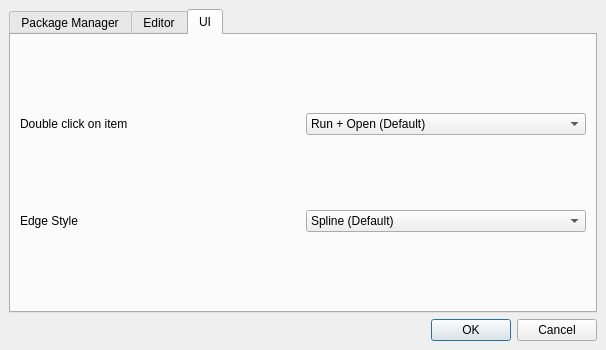
Qt form src/visualea/resources/preferences.ui (openalea/visualea) before a commit.
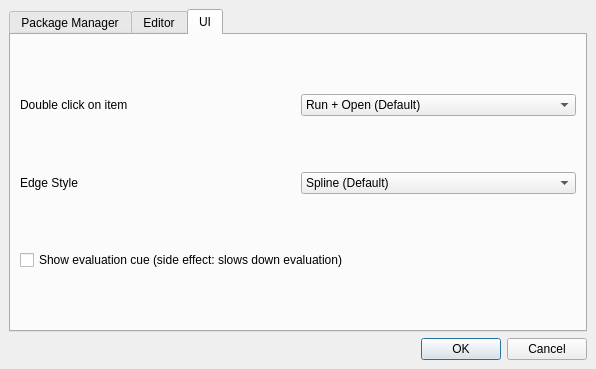
The same form after that commit. The open tabs and pages were chosen to show the change.

The edit to the form file:
```diff
--- a/src/visualea/resources/preferences.ui
+++ b/src/visualea/resources/preferences.ui
@@ -6,8 +6,8 @@
    <rect>
     <x>0</x>
     <y>0</y>
-    <width>606</width>
-    <height>350</height>
+    <width>596</width>
+    <height>369</height>
    </rect>
   </property>
   <property name="windowTitle">
@@ -32,6 +32,12 @@
    </item>
    <item row="0" column="0">
     <widget class="QTabWidget" name="tabWidget">
+     <property name="sizePolicy">
+      <sizepolicy hsizetype="Expanding" vsizetype="Expanding">
+       <horstretch>0</horstretch>
+       <verstretch>0</verstretch>
+      </sizepolicy>
+     </property>
      <property name="currentIndex">
       <number>1</number>
      </property>
@@ -108,10 +114,19 @@
       </layout>
      </widget>
      <widget class="QWidget" name="tab_3">
+      <property name="sizePolicy">
+       <sizepolicy hsizetype="Preferred" vsizetype="Preferred">
+        <horstretch>0</horstretch>
+        <verstretch>0</verstretch>
+       </sizepolicy>
+      </property>
       <attribute name="title">
        <string>UI</string>
       </attribute>
       <layout class="QGridLayout">
+       <property name="sizeConstraint">
+        <enum>QLayout::SetDefaultConstraint</enum>
+       </property>
        <property name="margin">
         <number>9</number>
        </property>
@@ -170,6 +185,13 @@
          </property>
         </widget>
        </item>
+       <item row="2" column="0" colspan="2">
+        <widget class="QCheckBox" name="evalCue">
+         <property name="text">
+          <string>Show evaluation cue (side effect: slows down evaluation)</string>
+         </property>
+        </widget>
+       </item>
       </layout>
      </widget>
     </widget>
```
Left out of the diff: 2 changed lines with no effect on the pictures.
